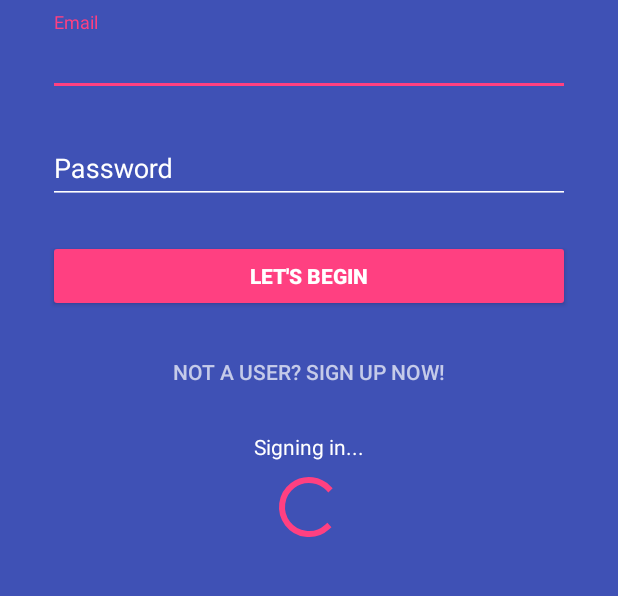
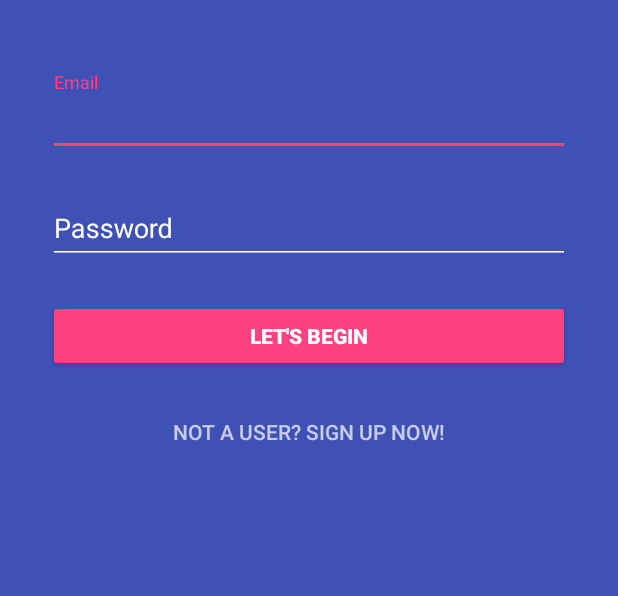
Before and after one commit to Skouriskaze/FindFood, an Android app: the screen it shows after launch (Login), on a phone screen of 412 x 824 dp, the part 193-789 px from its top. Run offline under Robolectric (Android 15) with nearby library versions, the phone set to English and light mode, and no system bars; our stand-ins replace Firebase (no records; nobody signed in at launch, a user with empty details on screens opened directly).

Commit message:
fixed animation

```diff
--- a/FoodApp/app/src/main/java/caden/foodapp/Login.java
+++ b/FoodApp/app/src/main/java/caden/foodapp/Login.java
@@ -12,6 +12,7 @@ import android.view.KeyEvent;
 import android.view.View;
 import android.view.inputmethod.EditorInfo;
 import android.view.inputmethod.InputMethodManager;
+import android.widget.AutoCompleteTextView;
 import android.widget.EditText;
 import android.widget.ProgressBar;
 import android.widget.TextView;
@@ -25,7 +26,7 @@ public class Login extends AppCompatActivity {
 
     private FirebaseAuth mAuth;
 
-    private EditText emailfield;
+    private AutoCompleteTextView emailfield;
     private EditText pswfield;
     private ProgressBar progressBar;
     private TextView signinloading;
@@ -38,7 +39,7 @@ public class Login extends AppCompatActivity {
 
         mAuth = FirebaseAuth.getInstance();
 
-        emailfield = (EditText) findViewById(R.id.email);
+        emailfield = (AutoCompleteTextView) findViewById(R.id.email);
         pswfield = (EditText) findViewById(R.id.password);
 
         progressBar = (ProgressBar) findViewById(R.id.progressBar);
@@ -56,17 +57,16 @@ public class Login extends AppCompatActivity {
     }
 
     public void transition(final View view) {
-
 //        Close off keyboard
         ConstraintLayout main;
-
-        // Get your layout set up, this is just an example
+//        Get your layout set up, this is just an example
         main = (ConstraintLayout) findViewById(R.id.activity_login);
-
-        // Then just use the following:
+//        Then just use the following:
         InputMethodManager imm = (InputMethodManager)getSystemService(Context.INPUT_METHOD_SERVICE);
         imm.hideSoftInputFromWindow(main.getWindowToken(), 0);
 
+        signinloading.setVisibility(View.VISIBLE);
+        progressBar.setVisibility(View.VISIBLE);
         mAuth.signInWithEmailAndPassword(emailfield.getText().toString(), pswfield.getText()
                 .toString())
                 .addOnCompleteListener(this, new OnCompleteListener<AuthResult>() {
@@ -76,9 +76,11 @@ public class Login extends AppCompatActivity {
                     Intent intent = new Intent(Login.this, Map.class);
                     startActivity(intent);
                 } else {
-                    Snackbar.make(view, "Invalid credentials, please try again.", Snackbar
+                    Snackbar.make(view, task.getException().getMessage(), Snackbar
                             .LENGTH_SHORT).show();
                 }
+                signinloading.setVisibility(View.GONE);
+                progressBar.setVisibility(View.GONE);
             }
         });
 
--- a/FoodApp/app/src/main/res/layout/activity_login.xml
+++ b/FoodApp/app/src/main/res/layout/activity_login.xml
@@ -34,7 +34,7 @@
         android:layout_marginEnd="32dp"
         app:layout_constraintRight_toRightOf="parent"
         app:layout_constraintTop_toBottomOf="@+id/signUpLbl"
-        android:layout_marginTop="8dp">
+        android:layout_marginTop="48dp">
 
         <AutoCompleteTextView
             android:id="@+id/email"
@@ -109,20 +109,18 @@
         android:id="@+id/signintext"
         android:text="Signing in..."
         android:textColor="#FFFFFF"
-        android:visibility="visible"
+        android:visibility="gone"
         app:layout_constraintRight_toRightOf="parent"
         app:layout_constraintLeft_toLeftOf="parent"
-        android:layout_marginTop="16dp"
         app:layout_constraintTop_toBottomOf="@+id/signUpLinkButton"/>
 
     <ProgressBar
         android:id="@+id/progressBar"
         app:layout_constraintLeft_toLeftOf="parent"
         app:layout_constraintRight_toRightOf="parent"
-        android:layout_height="48dp"
-        android:layout_width="48dp"
-        android:visibility="visible"
-        android:layout_marginTop="42dp"
+        android:layout_height="0dp"
+        android:layout_width="0dp"
+        android:visibility="gone"
         app:layout_constraintTop_toBottomOf="@+id/signUpLinkButton"/>
 
     <android.support.constraint.Guideline
@@ -131,7 +129,7 @@
         android:id="@+id/guideline"
         app:layout_constraintGuide_begin="20dp"
         android:orientation="vertical"
-        tools:layout_editor_absoluteY="0dp"
-        tools:layout_editor_absoluteX="20dp"/>
+        tools:layout_editor_absoluteY="361dp"
+        tools:layout_editor_absoluteX="-22dp"/>
 
 </android.support.constraint.ConstraintLayout>
```
